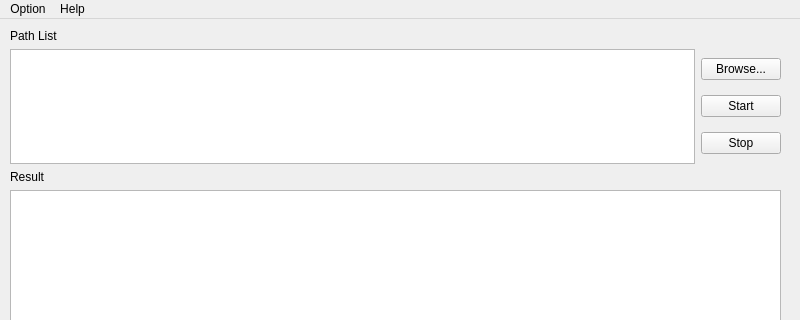
Before: the Qt Designer form src/xhash.ui in qux-bbb/XHash, drawn with Qt 5; both pictures show x 0 to 800 and y 0 to 320 of the 800 by 600 pixel window.
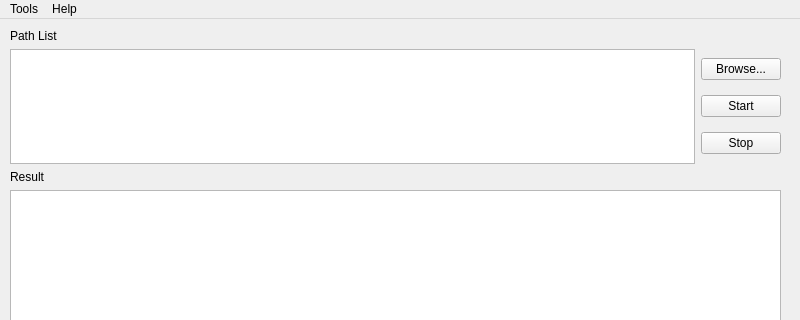
After: the same form once the commit is applied.

Commit message: add config UI, function not implemented

The edit to the form file:
```diff
--- a/src/xhash.ui
+++ b/src/xhash.ui
@@ -365,7 +365,7 @@
    </property>
    <widget class="QMenu" name="menuOption">
     <property name="title">
-     <string>Option</string>
+     <string>Tools</string>
     </property>
    </widget>
    <widget class="QMenu" name="menuAbout">
```
Left out of the diff: 6 changed lines with no effect on the pictures. The commit also changes 6 other files.
